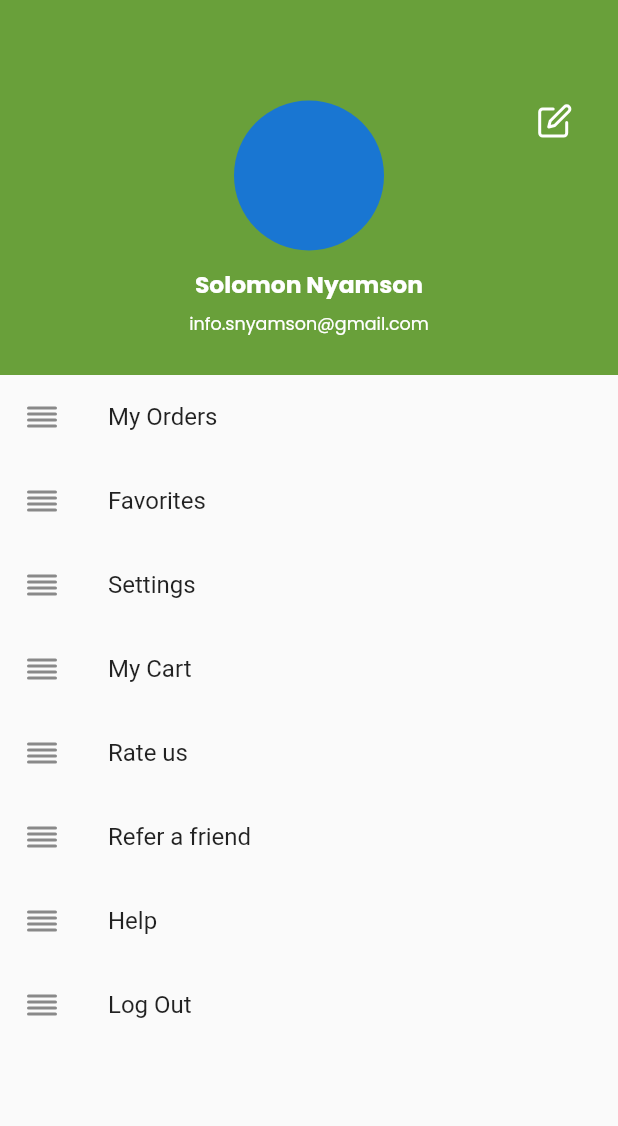
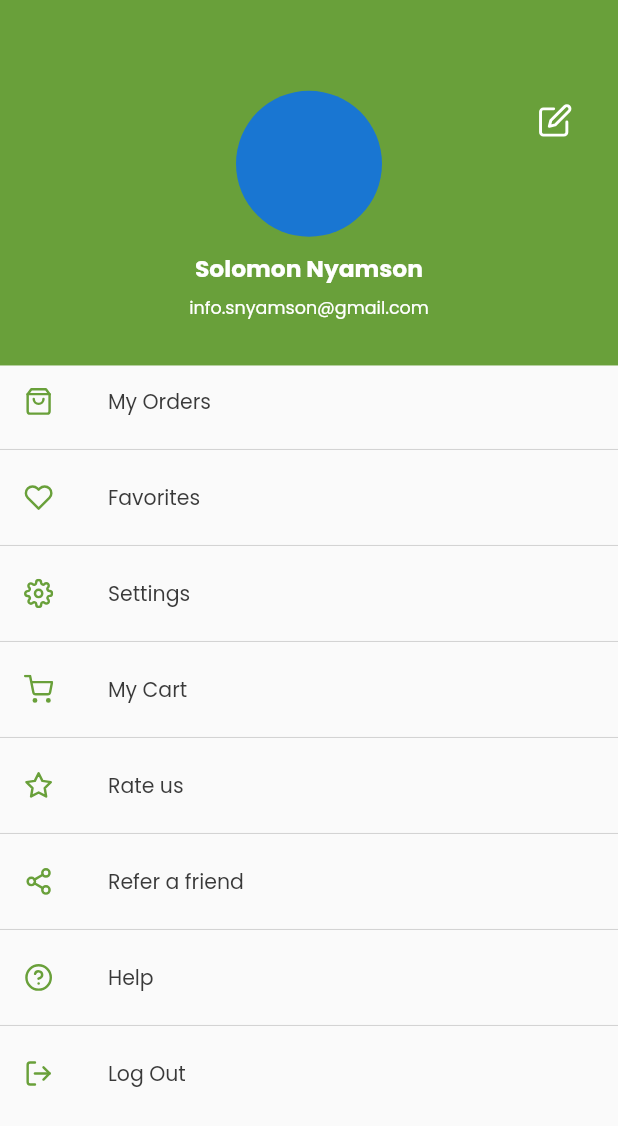
Before and after one commit to snyamson/smart-farming, a Flutter app: the AccountPage screen opened directly, on a phone screen of 412 x 824 dp. Shown: the top 1126 px of the screen. Run offline on Flutter 3.47's test engine with Material 2 defaults, Android fonts, the phone set to English and light mode, and no system bars; our stand-ins replace dots_indicator, flutter_feather_icons, get, google_fonts, lottie.

Commit message:
refactor: Refactor account tile on the account page to show appropriate icon and title.

```diff
--- a/lib/main.dart
+++ b/lib/main.dart
@@ -14,7 +14,7 @@ class MyApp extends StatelessWidget {
     return GetMaterialApp(
       debugShowCheckedModeBanner: false,
       title: 'Smart Farming',
-      initialRoute: AppRouter.splash,
+      initialRoute: AppRouter.main,
       getPages: AppRouter.routes,
     );
   }
--- a/lib/theme/app_colors.dart
+++ b/lib/theme/app_colors.dart
@@ -10,4 +10,5 @@ class AppColors {
   static Color iconBorderColor = const Color(0xFFEDCB15);
   static Color onboardingTitleTextColor = const Color(0xFF2F2E41);
   static Color onboardingDescTextColor = const Color(0xFF78787C);
+  static Color dividerColor = const Color(0xFFD1D1D1);
 }
--- a/lib/ui/pages/account/account_page.dart
+++ b/lib/ui/pages/account/account_page.dart
@@ -2,6 +2,7 @@ import 'package:flutter/material.dart';
 import 'package:flutter_feather_icons/flutter_feather_icons.dart';
 import 'package:smart_farming/theme/app_colors.dart';
 import 'package:smart_farming/theme/typography.dart';
+import 'package:smart_farming/ui/shared/widgets/account_tile.dart';
 import 'package:smart_farming/utils/constants/dimensions.dart';
 
 class AccountPage extends StatelessWidget {
@@ -16,36 +17,36 @@ class AccountPage extends StatelessWidget {
             children: [
               Container(
                 width: double.maxFinite,
-                height: 250,
+                height: Dimensions.accountPageHeaderHeight,
                 color: AppColors.primaryColor,
                 child: Column(
                   crossAxisAlignment: CrossAxisAlignment.center,
                   mainAxisAlignment: MainAxisAlignment.center,
                   children: [
                     const Spacer(),
-                    const CircleAvatar(radius: 50),
-                    const SizedBox(height: 11),
+                    CircleAvatar(radius: Dimensions.height52 - 2),
+                    SizedBox(height: Dimensions.height10),
                     Text(
                       'Solomon Nyamson',
                       style: AppTypography.textBold16
                           .copyWith(color: Colors.white),
                     ),
-                    const SizedBox(height: 6),
+                    SizedBox(height: Dimensions.height6),
                     Text(
                       'info.snyamson@gmail.com',
                       style: AppTypography.textRegular12
                           .copyWith(color: Colors.white),
                     ),
-                    const SizedBox(height: 25)
+                    SizedBox(height: Dimensions.height15 * 2)
                   ],
                 ),
               ),
               Positioned(
                   right: Dimensions.screenHeight / 27.281,
                   top: Dimensions.screenHeight / 12,
-                  child: const Icon(
+                  child: Icon(
                     FeatherIcons.edit,
-                    size: 24,
+                    size: Dimensions.iconSize24,
                     color: Colors.white,
                   ))
             ],
@@ -53,39 +54,54 @@ class AccountPage extends StatelessWidget {
           Expanded(
               child: ListView(
             physics: const BouncingScrollPhysics(),
-            children: const [
-              ListTile(
-                leading: Icon(FeatherIcons.alignJustify),
-                title: Text('My Orders'),
+            children: [
+              AccountTile(
+                label: 'My Orders',
+                icon: FeatherIcons.shoppingBag,
+                onTap: () {},
               ),
-              ListTile(
-                leading: Icon(FeatherIcons.alignJustify),
-                title: Text('Favorites'),
+              Divider(color: AppColors.dividerColor),
+              AccountTile(
+                label: 'Favorites',
+                icon: FeatherIcons.heart,
+                onTap: () {},
               ),
-              ListTile(
-                leading: Icon(FeatherIcons.alignJustify),
-                title: Text('Settings'),
+              Divider(color: AppColors.dividerColor),
+              AccountTile(
+                label: 'Settings',
+                icon: FeatherIcons.settings,
+                onTap: () {},
               ),
-              ListTile(
-                leading: Icon(FeatherIcons.alignJustify),
-                title: Text('My Cart'),
+              Divider(color: AppColors.dividerColor),
+              AccountTile(
+                label: 'My Cart',
+                icon: FeatherIcons.shoppingCart,
+                onTap: () {},
               ),
-              ListTile(
-                leading: Icon(FeatherIcons.alignJustify),
-                title: Text('Rate us'),
+              Divider(color: AppColors.dividerColor),
+              AccountTile(
+                label: 'Rate us',
+                icon: FeatherIcons.star,
+                onTap: () {},
               ),
-              ListTile(
-                leading: Icon(FeatherIcons.alignJustify),
-                title: Text('Refer a friend'),
+              Divider(color: AppColors.dividerColor),
+              AccountTile(
+                label: 'Refer a friend',
+                icon: FeatherIcons.share2,
+                onTap: () {},
               ),
-              ListTile(
-                leading: Icon(FeatherIcons.alignJustify),
-                title: Text('Help'),
+              Divider(color: AppColors.dividerColor),
+              AccountTile(
+                label: 'Help',
+                icon: FeatherIcons.helpCircle,
+                onTap: () {},
               ),
-              ListTile(
-                leading: Icon(FeatherIcons.alignJustify),
-                title: Text('Log Out'),
-              )
+              Divider(color: AppColors.dividerColor),
+              AccountTile(
+                label: 'Log Out',
+                icon: FeatherIcons.logOut,
+                onTap: () {},
+              ),
             ],
           ))
         ],
--- a/lib/ui/pages/main/main_page.dart
+++ b/lib/ui/pages/main/main_page.dart
@@ -24,7 +24,7 @@ class MainPage extends GetView<MainController> {
             currentIndex: controller.currentIndex.value,
             onTap: controller.currentIndex,
             type: BottomNavigationBarType.fixed,
-            //elevation: 10,
+            elevation: 0,
             selectedItemColor: AppColors.primaryColor,
             unselectedItemColor: const Color(0xFF838181),
             unselectedLabelStyle: AppTypography.textMedium10.copyWith(
--- a/lib/ui/shared/widgets/account_tile.dart
+++ b/lib/ui/shared/widgets/account_tile.dart
@@ -1,6 +1,7 @@
 import 'package:flutter/material.dart';
 import 'package:smart_farming/theme/app_colors.dart';
 import 'package:smart_farming/theme/typography.dart';
+import 'package:smart_farming/utils/constants/dimensions.dart';
 
 class AccountTile extends StatelessWidget {
   final String label;
@@ -13,12 +14,12 @@ class AccountTile extends StatelessWidget {
   @override
   Widget build(BuildContext context) {
     return ListTile(
-      isThreeLine: false,
       dense: true,
       onTap: onTap,
       leading: Icon(
         icon,
         color: AppColors.primaryColor,
+        size: Dimensions.iconSize20,
       ),
       title: Text(
         label,
--- a/lib/utils/constants/dimensions.dart
+++ b/lib/utils/constants/dimensions.dart
@@ -10,6 +10,7 @@ class Dimensions {
   static double productTileContainerWidth = screenHeight / 7.167;
   static double productImageContainerHeight = screenHeight / 4.805;
   static double productImageContainerWidth = screenHeight / 2.525;
+  static double accountPageHeaderHeight = screenHeight / 3.382;
 
   //Buttons
   static double smallButtonHeight = screenHeight / 21.143;
@@ -18,6 +19,7 @@ class Dimensions {
   static double onBoardingButtonWidth = screenHeight / 5.793;
 
   // Dynamic Sizes for Padding and Margin
+  static double height6 = screenHeight / 140.951;
   static double height10 = screenHeight / 84.571;
   static double height15 = screenHeight / 56.380;
   static double height40 = screenHeight / 21.143;
@@ -49,5 +51,6 @@ class Dimensions {
   static double iconSize12 = screenHeight / 70.476;
   static double iconSize16 = screenHeight / 52.857;
   static double iconSize18 = screenHeight / 46.984;
+  static double iconSize20 = screenHeight / 42.285;
   static double iconSize24 = screenHeight / 35.238;
 }
```
